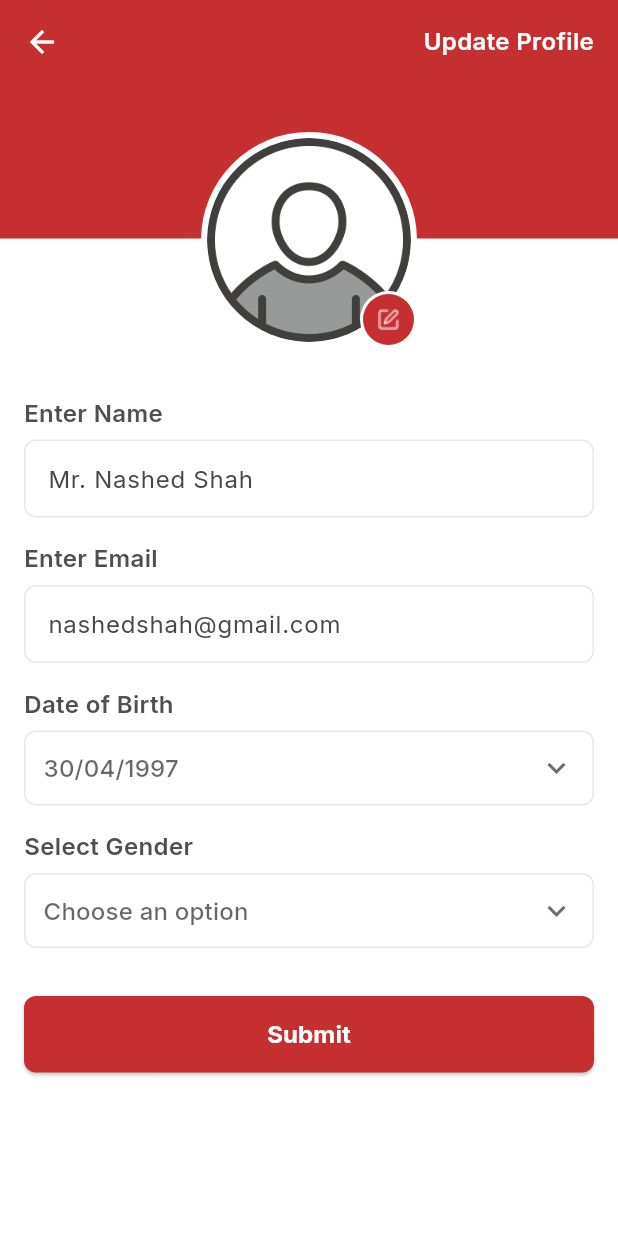
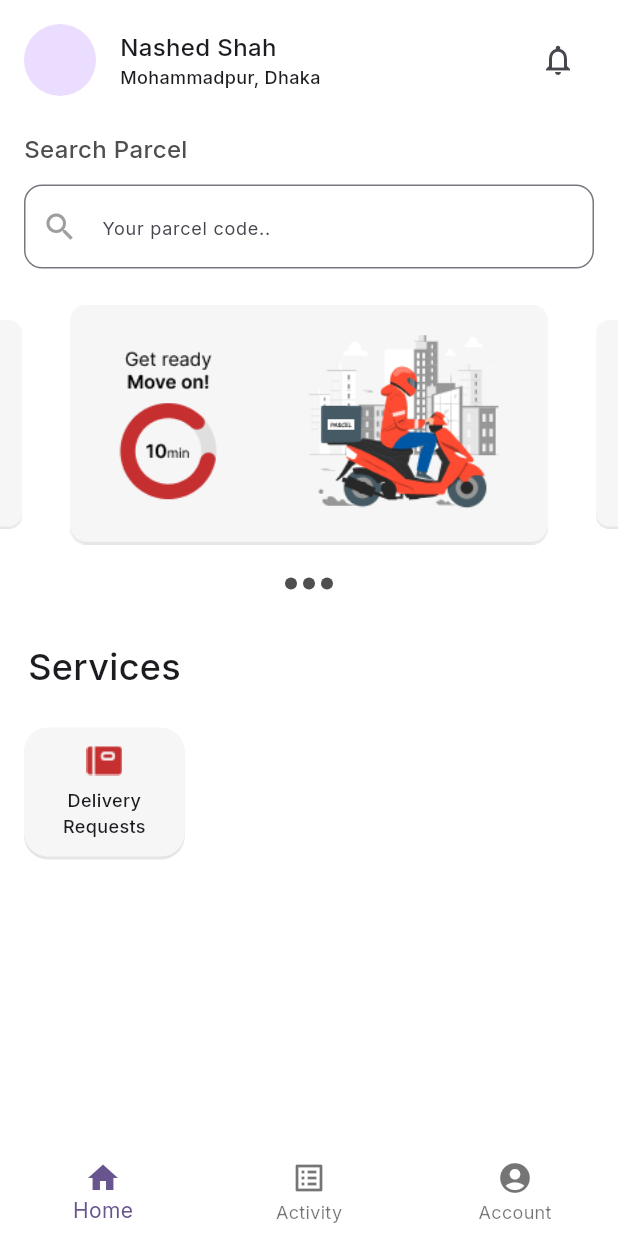
Before and after one commit to NashedShahRoni22/JiMamu-App, a Flutter app: the UpdateProfileScreen screen opened directly, after a tap on "Submit", on a phone screen of 412 x 824 dp. Run offline on Flutter 3.47's test engine with Material 3 defaults, Android fonts, the phone set to English and light mode, and no system bars; drawn by our look-alikes of carousel_slider; our stand-ins replace google_fonts, image_cropper, image_picker.

Commit message:
[Add]: Home screen added.

```diff
--- a/lib/auth/update_profile_screen.dart
+++ b/lib/auth/update_profile_screen.dart
@@ -5,6 +5,7 @@ import 'package:image_cropper/image_cropper.dart';
 import 'package:image_picker/image_picker.dart';
 import 'package:jimamu/global_consts/global_colors.dart';
 import 'package:jimamu/global_consts/global_typography.dart';
+import 'package:jimamu/home/view/home_screen.dart';
 
 import '../global_widgets/custom_button.dart';
 
@@ -159,7 +160,9 @@ class _UpdateProfileScreenState extends State<UpdateProfileScreen> {
                       width: double.infinity,
                       child: CustomButton(
                         text: 'Submit',
-                        function: () {},
+                        function: () {
+                          Navigator.pushNamed(context, HomeScreen.id);
+                        },
                       )),
                 ],
               ),
--- a/lib/global_consts/global_colors.dart
+++ b/lib/global_consts/global_colors.dart
@@ -2,6 +2,8 @@ import 'package:flutter/material.dart';
 
 class GlobalColors {
   static Color white = const Color(0xffffffff);
+
+  static Color secondary = const Color(0xffF6F6F6);
 
   static Color flushMahogany = const Color(0xffC52F30);
 
--- a/lib/global_consts/global_typography.dart
+++ b/lib/global_consts/global_typography.dart
@@ -8,10 +8,12 @@ class GlobalTypography {
   static TextStyle sub1Regular =
       const TextStyle(fontSize: 16, fontWeight: FontWeight.w400);
 
+  static TextStyle pMedium =
+      const TextStyle(fontSize: 12, fontWeight: FontWeight.w500);
   static TextStyle h1Medium =
-      const TextStyle(fontSize: 24, fontWeight: FontWeight.w600);
+      const TextStyle(fontSize: 24, fontWeight: FontWeight.w500);
   static TextStyle sub1Medium =
-      const TextStyle(fontSize: 16, fontWeight: FontWeight.w600);
+      const TextStyle(fontSize: 16, fontWeight: FontWeight.w500);
 
   static TextStyle h1SemiBold =
       const TextStyle(fontSize: 24, fontWeight: FontWeight.w700);
--- /dev/null
+++ b/lib/home/view/home_screen.dart
@@ -0,0 +1,172 @@
+import 'package:flutter/material.dart';
+import 'package:carousel_slider/carousel_slider.dart';
+import 'package:jimamu/global_consts/global_colors.dart';
+import 'package:jimamu/global_consts/global_typography.dart';
+
+class HomeScreen extends StatefulWidget {
+  static const String id = 'HomeScreen';
+  const HomeScreen({super.key});
+
+  @override
+  State<HomeScreen> createState() => _HomeScreenState();
+}
+
+class _HomeScreenState extends State<HomeScreen> {
+  int _currentIndex = 0;
+  final List<String> _bannerImages = [
+    'assets/home/banner.png',
+    'assets/home/banner.png',
+    'assets/home/banner.png',
+  ];
+
+  @override
+  Widget build(BuildContext context) {
+    return Scaffold(
+      bottomNavigationBar: BottomNavigationBar(
+        backgroundColor: Colors.white,
+        elevation: 0,
+        currentIndex: _currentIndex,
+        onTap: (index) {
+          setState(() {
+            _currentIndex = index;
+          });
+        },
+        items: const [
+          BottomNavigationBarItem(icon: Icon(Icons.home), label: 'Home'),
+          BottomNavigationBarItem(
+              icon: Icon(Icons.list_alt), label: 'Activity'),
+          BottomNavigationBarItem(
+              icon: Icon(Icons.account_circle), label: 'Account'),
+        ],
+      ),
+      body: SafeArea(
+        child: Column(
+          crossAxisAlignment: CrossAxisAlignment.start,
+          children: [
+            Padding(
+              padding: const EdgeInsets.all(16.0),
+              child: Row(
+                mainAxisAlignment: MainAxisAlignment.spaceBetween,
+                children: [
+                  Row(
+                    children: [
+                      const CircleAvatar(radius: 24),
+                      const SizedBox(width: 16),
+                      Column(
+                        crossAxisAlignment: CrossAxisAlignment.start,
+                        children: [
+                          Text('Nashed Shah',
+                              style: GlobalTypography.sub1Medium),
+                          Text('Mohammadpur, Dhaka',
+                              style: GlobalTypography.pMedium),
+                        ],
+                      ),
+                    ],
+                  ),
+                  IconButton(
+                    onPressed: () {},
+                    icon: const Icon(Icons.notifications_outlined),
+                  )
+                ],
+              ),
+            ),
+            const SizedBox(height: 8),
+            Padding(
+              padding: const EdgeInsets.symmetric(horizontal: 16),
+              child: Column(
+                crossAxisAlignment: CrossAxisAlignment.start,
+                children: [
+                  Text('Search Parcel',
+                      style: GlobalTypography.sub1Medium
+                          .copyWith(color: GlobalColors.balck700)),
+                  const SizedBox(height: 12),
+                  TextFormField(
+                    decoration: InputDecoration(
+                      hintText: 'Your parcel code..',
+                      hintStyle: GlobalTypography.pRegular,
+                      border: OutlineInputBorder(
+                          borderRadius: BorderRadius.circular(12)),
+                      prefixIcon: const Icon(Icons.search, color: Colors.grey),
+                      fillColor: GlobalColors.balck50,
+                    ),
+                  ),
+                ],
+              ),
+            ),
+            const SizedBox(height: 24),
+            CarouselSlider(
+              options: CarouselOptions(
+                height: 160.0,
+                autoPlay: true,
+                enlargeCenterPage: true,
+                onPageChanged: (index, reason) {
+                  setState(() {
+                    _currentIndex = index;
+                  });
+                },
+              ),
+              items: _bannerImages.map((imagePath) {
+                return Builder(
+                  builder: (BuildContext context) {
+                    return Image.asset(imagePath, fit: BoxFit.cover);
+                  },
+                );
+              }).toList(),
+            ),
+            const SizedBox(height: 12),
+            Row(
+              mainAxisAlignment: MainAxisAlignment.center,
+              children: _bannerImages.map((imagePath) {
+                int index = _bannerImages.indexOf(imagePath);
+                return Container(
+                  width: 8.0,
+                  height: 8.0,
+                  margin: const EdgeInsets.symmetric(
+                      vertical: 10.0, horizontal: 2.0),
+                  decoration: BoxDecoration(
+                    shape: BoxShape.circle,
+                    color: _currentIndex == index
+                        ? GlobalColors.balck700
+                        : GlobalColors.balck500,
+                  ),
+                );
+              }).toList(),
+            ),
+            const SizedBox(height: 24),
+            Padding(
+              padding: const EdgeInsets.symmetric(horizontal: 16),
+              child: Column(
+                children: [
+                  Text('Services', style: GlobalTypography.h1Medium),
+                  const SizedBox(height: 24),
+                  Container(
+                    padding: const EdgeInsets.symmetric(
+                        horizontal: 26, vertical: 12),
+                    decoration: BoxDecoration(
+                      color: GlobalColors.secondary,
+                      borderRadius: BorderRadius.circular(16),
+                      boxShadow: [
+                        BoxShadow(
+                            color: Colors.black.withOpacity(0.1),
+                            offset: const Offset(0, 2))
+                      ],
+                    ),
+                    child: Column(
+                      children: [
+                        Image.asset('assets/home/service_icon1.png'),
+                        const SizedBox(height: 8),
+                        Text('Delivery\nRequests',
+                            style: GlobalTypography.pMedium,
+                            textAlign: TextAlign.center),
+                      ],
+                    ),
+                  ),
+                ],
+              ),
+            ),
+          ],
+        ),
+      ),
+    );
+  }
+}
--- a/lib/routes.dart
+++ b/lib/routes.dart
@@ -1,6 +1,7 @@
 import 'package:flutter/material.dart';
 import 'package:jimamu/auth/otp_screen.dart';
 import 'package:jimamu/auth/update_profile_screen.dart';
+import 'package:jimamu/home/view/home_screen.dart';
 
 Route<dynamic> generateRoute(RouteSettings routeSettings) {
   switch (routeSettings.name) {
@@ -14,7 +15,11 @@ Route<dynamic> generateRoute(RouteSettings routeSettings) {
         settings: routeSettings,
         builder: (_) => const UpdateProfileScreen(),
       );
-
+    case HomeScreen.id:
+      return MaterialPageRoute(
+        settings: routeSettings,
+        builder: (_) => const HomeScreen(),
+      );
     default:
       return MaterialPageRoute(
         settings: routeSettings,
--- a/pubspec.yaml
+++ b/pubspec.yaml
@@ -37,6 +37,7 @@ dependencies:
   google_fonts: ^6.2.1
   image_picker: ^1.1.2
   image_cropper: ^9.0.0
+  carousel_slider: ^5.0.0
 
 dev_dependencies:
   flutter_test:
@@ -62,6 +63,7 @@ flutter:
   # To add assets to your application, add an assets section, like this:
   assets:
     - assets/auth/
+    - assets/home/
 
   # An image asset can refer to one or more resolution-specific "variants", see
   # https://flutter.dev/assets-and-images/#resolution-aware
```
Also changed, not shown: assets/home/banner.png (added), assets/home/service_icon1.png (added), assets/home/service_icon2.png (added), assets/home/service_icon3.png (added), assets/home/service_icon4.png (added), pubspec.lock.
